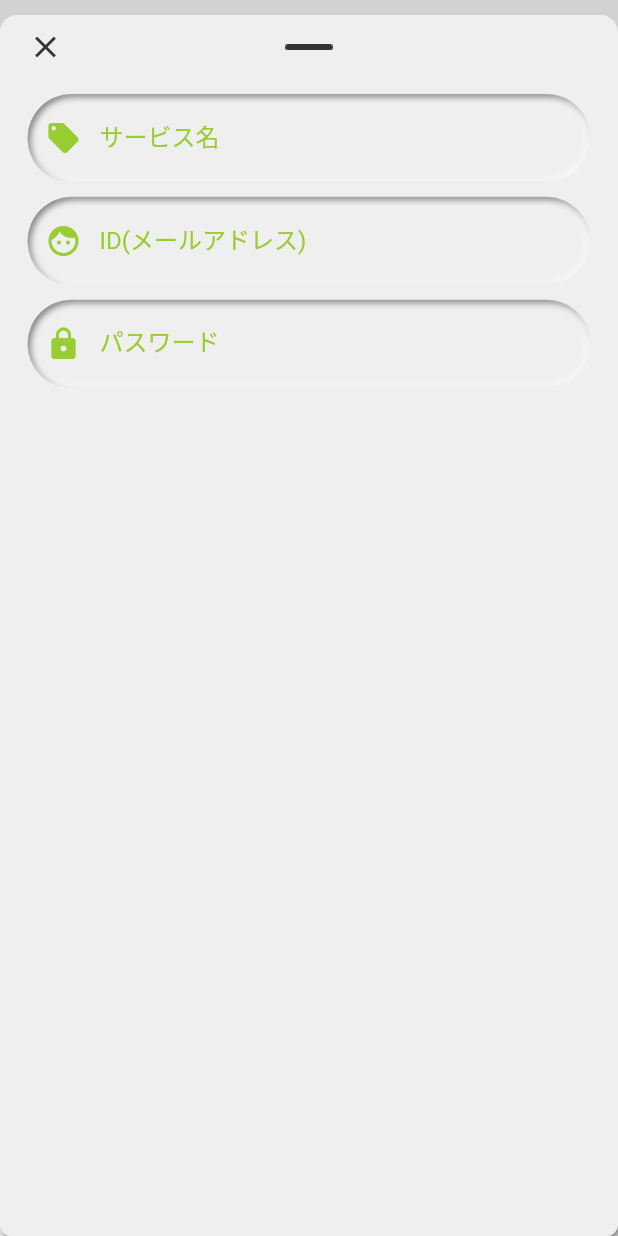
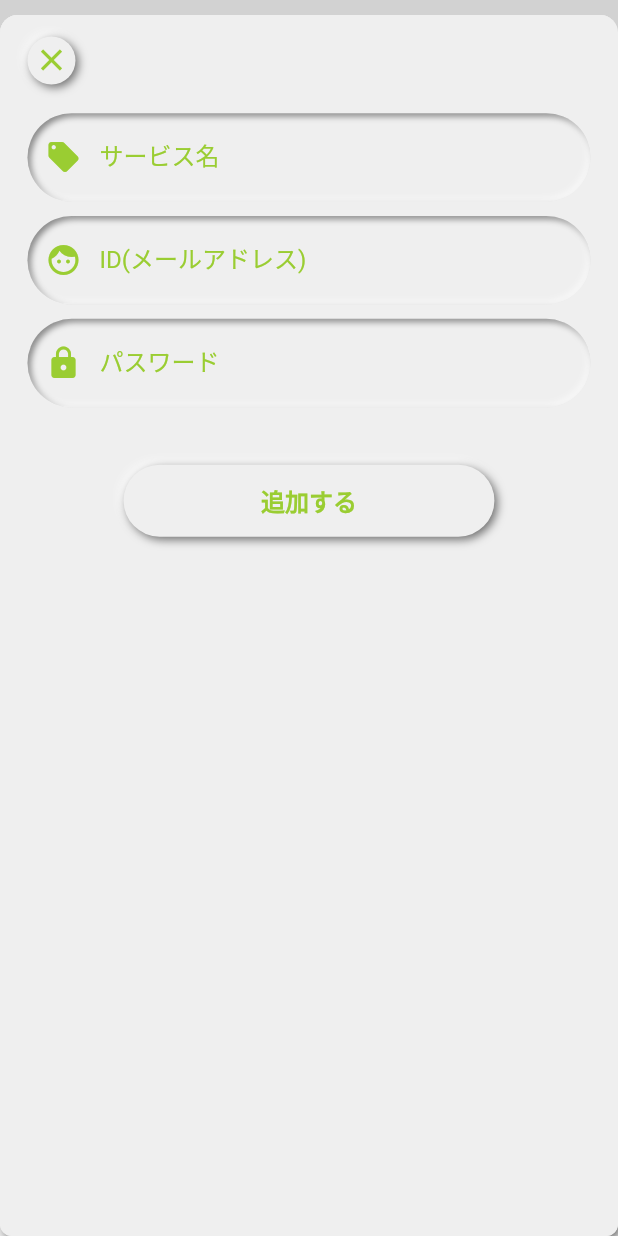
Before and after one commit to nowvilla-physi/account-management-ledger, a Flutter app: the screen it shows after launch, after a tap on the "add" icon, on a phone screen of 412 x 824 dp. Run offline on Flutter 3.47's test engine with Material 2 defaults, Android fonts, the phone set to English and light mode, and no system bars; drawn by our look-alikes of flutter_neumorphic, flutter_slidable; our stand-ins replace flutter_screenutil, freezed_annotation, logger, modal_bottom_sheet; statements that could not run were skipped.

Commit message:
ボタンを追加した。

```diff
--- /dev/null
+++ b/lib/component/neumorphic_button.dart
@@ -0,0 +1,53 @@
+import 'package:flutter_neumorphic/flutter_neumorphic.dart';
+import 'package:flutter_screenutil/flutter_screenutil.dart';
+import 'package:account_management_ledger/importer.dart';
+
+class AppNeumorphicButton extends StatefulWidget {
+  final String name;
+  final Function action;
+
+  const AppNeumorphicButton({
+    Key? key,
+    required this.name,
+    required this.action,
+  }) : super(key: key);
+
+  @override
+  State<AppNeumorphicButton> createState() => _AppNeumorphicButtonState();
+}
+
+class _AppNeumorphicButtonState extends State<AppNeumorphicButton> {
+  late final _name = widget.name;
+
+  /// TextFormFieldのボーター
+  final border = const UnderlineInputBorder(
+    borderSide: BorderSide(color: AppColors.baseColor),
+  );
+
+  @override
+  Widget build(BuildContext context) {
+    final size = MediaQuery.of(context).size;
+
+    return SizedBox(
+      width: size.width * 0.6,
+      child: NeumorphicButton(
+        style: const NeumorphicStyle(
+          boxShape: NeumorphicBoxShape.stadium(),
+        ),
+        padding: const EdgeInsets.all(12.0),
+        child: Text(
+          _name,
+          textAlign: TextAlign.center,
+          style: TextStyle(
+            color: AppColors.mainColor,
+            fontSize: 14.sp,
+            fontWeight: FontWeight.bold,
+          ),
+        ),
+        onPressed: () {
+          widget.action();
+        },
+      ),
+    );
+  }
+}
--- a/lib/constant/dimens.dart
+++ b/lib/constant/dimens.dart
@@ -3,6 +3,7 @@ class Dimens {
   static const allHorizontalPadding = 24.0;
   static const formFieldHorizontalPadding = 16.0;
   static const formFieldVerticalPadding = 8.0;
+  static const bottomSheetVerticalPadding = 12.0;
 
   // radius.
   static const formFieldRadius = 8.0;
--- a/lib/importer.dart
+++ b/lib/importer.dart
@@ -1,6 +1,7 @@
 export 'app.dart';
 export 'component/account_tile.dart';
 export 'component/empty_container.dart';
+export 'component/neumorphic_button.dart';
 export 'component/neumorphic_search_field.dart';
 export 'component/neumorphic_text_field.dart';
 export 'constant/colors.dart';
--- a/lib/model/open_type.dart
+++ b/lib/model/open_type.dart
@@ -1,4 +1,4 @@
 enum OpenType {
-  open,
+  add,
   edit,
 }
--- a/lib/ui_core/modal.dart
+++ b/lib/ui_core/modal.dart
@@ -11,9 +11,8 @@ class AppModal {
     Key? key,
   });
 
-  void _onchange() {}
-
-  void showModal() {
+  /// [type]に応じたボトムシートを表示する
+  void showModal(OpenType type) {
     showCupertinoModalBottomSheet(
       context: context,
       builder: (context) {
@@ -23,17 +22,23 @@ class AppModal {
               color: AppColors.baseColor,
               padding: EdgeInsets.symmetric(
                 horizontal: Dimens.formFieldHorizontalPadding.w,
-                vertical: Dimens.formFieldVerticalPadding.h,
+                vertical: Dimens.bottomSheetVerticalPadding.h,
               ),
               child: Column(
+                crossAxisAlignment: CrossAxisAlignment.start,
                 children: <Widget>[
-                  Row(
-                    mainAxisAlignment: MainAxisAlignment.spaceBetween,
-                    children: <Widget>[
-                      const Icon(Icons.close, color: AppColors.black),
-                      Image.asset('assets/images/ic_parts.png'),
-                      const Icon(Icons.close, color: Colors.transparent),
-                    ],
+                  NeumorphicButton(
+                    style: const NeumorphicStyle(
+                      boxShape: NeumorphicBoxShape.circle(),
+                    ),
+                    padding: const EdgeInsets.all(4.0),
+                    child: const Icon(
+                      Icons.close,
+                      color: AppColors.mainColor,
+                    ),
+                    onPressed: () {
+                      _dismiss();
+                    },
                   ),
                   SizedBox(height: 16.h),
                   NeumorphicTextField(
@@ -53,6 +58,10 @@ class AppModal {
                     icon: Icons.lock,
                     onChange: _onchange,
                   ),
+                  SizedBox(height: 32.h),
+                  Center(
+                    child: _switchAppNeumorphicButton(type),
+                  ),
                 ],
               ),
             ),
@@ -61,4 +70,31 @@ class AppModal {
       },
     );
   }
+
+  /// ボトムシートを閉じる
+  void _dismiss() {
+    Navigator.pop(context);
+  }
+
+  void _onchange() {}
+
+  /// [type]によって表示するボタンを切り替える
+  Widget _switchAppNeumorphicButton(OpenType type) {
+    switch (type) {
+      case OpenType.add:
+        return AppNeumorphicButton(
+          name: Strings.addButton,
+          action: _addAccount,
+        );
+      case OpenType.edit:
+        return AppNeumorphicButton(
+          name: Strings.updateButton,
+          action: _updateAccount,
+        );
+    }
+  }
+
+  void _addAccount() {}
+
+  void _updateAccount() {}
 }
--- a/lib/view/home.dart
+++ b/lib/view/home.dart
@@ -20,8 +20,12 @@ class _HomePageState extends State<HomePage> {
     print("#");
   }
 
-  void _showModal() {
-    _modal.showModal();
+  void _showAddModal() {
+    _modal.showModal(OpenType.add);
+  }
+
+  void _showUpdateModal() {
+    _modal.showModal(OpenType.edit);
   }
 
   @override
@@ -65,9 +69,12 @@ class _HomePageState extends State<HomePage> {
               ),
             ),
       floatingActionButton: NeumorphicFloatingActionButton(
+        style: const NeumorphicStyle(
+          boxShape: NeumorphicBoxShape.circle(),
+        ),
         child: Icon(Icons.add, size: 24.h, color: AppColors.mainColor),
         onPressed: () {
-          _showModal();
+          _showAddModal();
         },
       ),
     );
```
